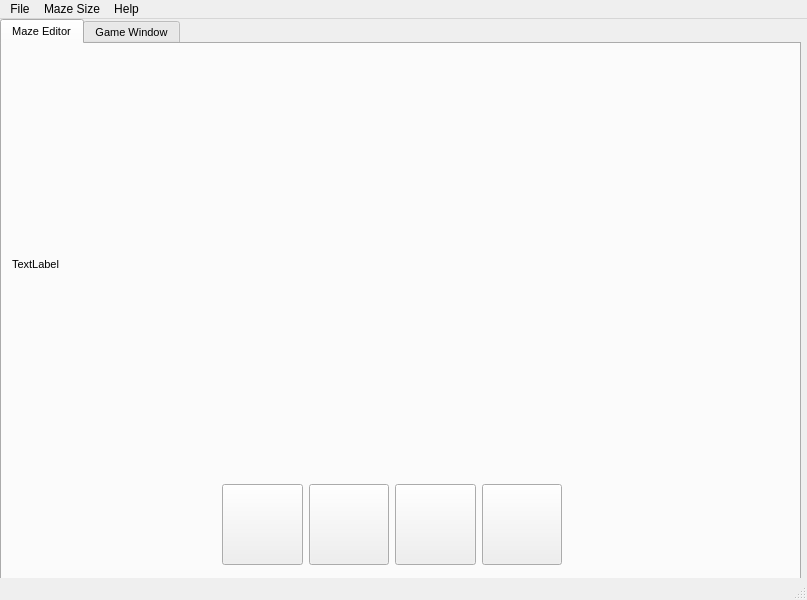
The window that viewer.ui (C2-YK/a9-an-educational-app-FredZ-U) describes before a commit, drawn with Qt 5.
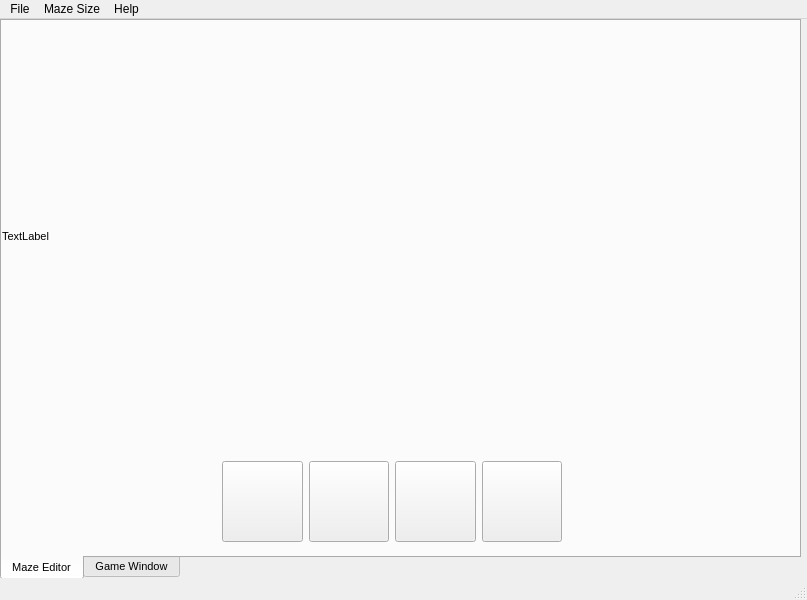
The same window after the commit. Icons and pictures are not drawn.

Commit message: Fix mouse position offset problem

```diff
--- a/viewer.ui
+++ b/viewer.ui
@@ -20,7 +20,7 @@
       <x>0</x>
       <y>0</y>
       <width>801</width>
-      <height>581</height>
+      <height>561</height>
      </rect>
     </property>
     <property name="font">
@@ -28,6 +28,9 @@
       <pointsize>8</pointsize>
      </font>
     </property>
+    <property name="tabPosition">
+     <enum>QTabWidget::South</enum>
+    </property>
     <property name="currentIndex">
      <number>0</number>
     </property>
@@ -142,10 +145,10 @@
      <widget class="QLabel" name="editorScene">
       <property name="geometry">
        <rect>
-        <x>10</x>
-        <y>10</y>
-        <width>781</width>
-        <height>421</height>
+        <x>0</x>
+        <y>0</y>
+        <width>801</width>
+        <height>431</height>
        </rect>
       </property>
       <property name="text">
```
Left out of the diff: 15 changed lines with no effect on the pictures. The commit also changes 2 other files.
